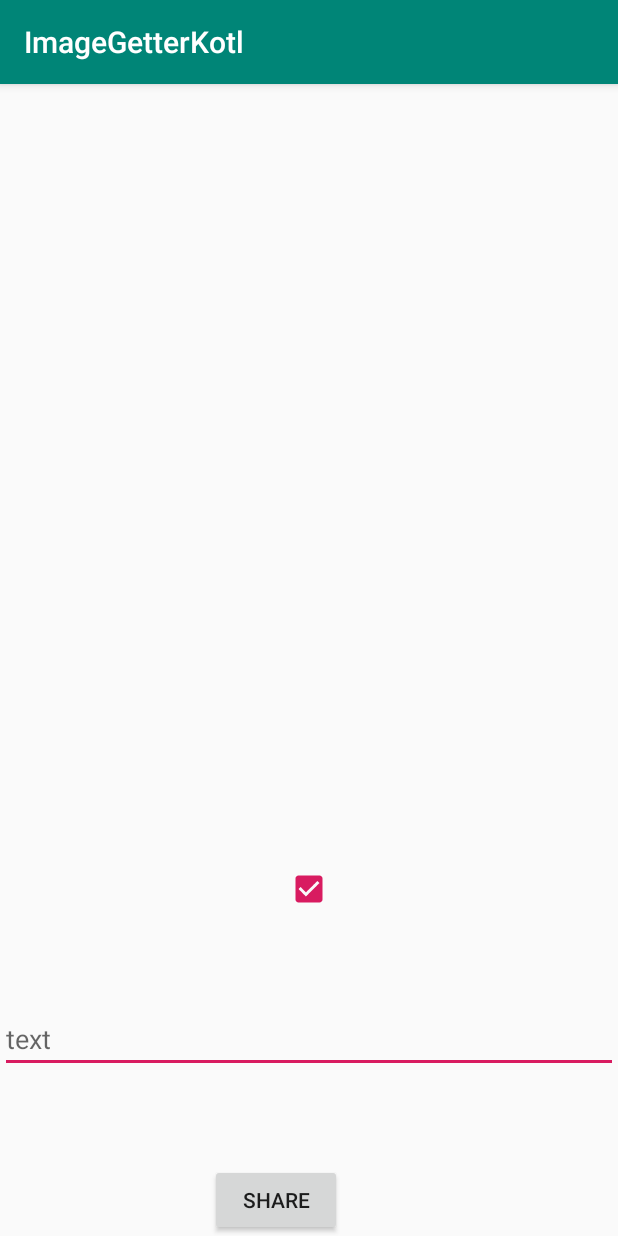
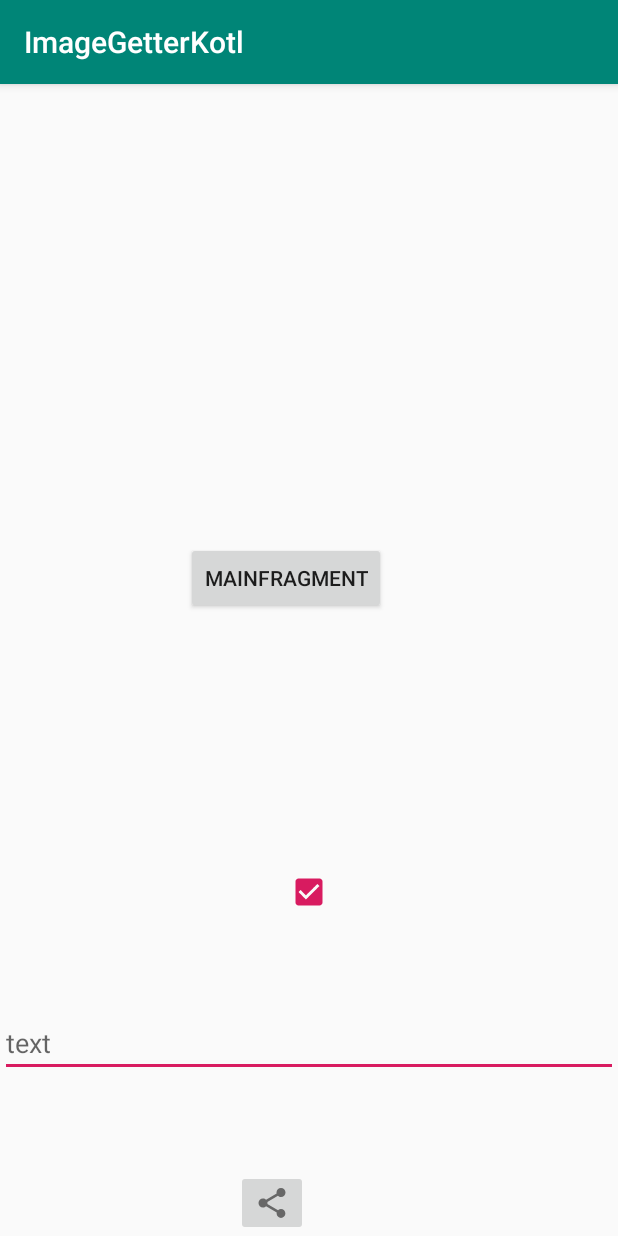
Before and after one commit to since85stas/ImageGetterKotl, an Android app: the screen it shows after launch (MainActivity), after a tap on an icon or button, on a phone screen of 412 x 824 dp. Run offline under Robolectric (Android 15) with nearby library versions, the phone set to English and light mode, and no system bars; our stand-ins replace data binding; pictures from the network do not load; 1 statement that could not run was skipped; 1 other tap on this screen came first.

Commit message:
adding EditTextWatcher and ui polishing

```diff
--- a/app/src/main/java/stas/batura/imagegetterkotl/BindingAdapters.kt
+++ b/app/src/main/java/stas/batura/imagegetterkotl/BindingAdapters.kt
@@ -19,12 +19,10 @@ package stas.batura.imagegetterkotl
 
 import android.graphics.Bitmap
 import android.view.View
-import android.widget.Button
-import android.widget.EditText
-import android.widget.ImageView
-import android.widget.TextView
+import android.widget.*
 import androidx.core.net.toUri
 import androidx.databinding.BindingAdapter
+import stas.batura.imagegetterkotl.ui.main.EditTextWatcher
 import stas.batura.imagegetterkotl.ui.main.ImageApiStatus
 
 /**
@@ -94,7 +92,16 @@ fun bindSaysEditTextState(editText: EditText, status: Boolean) {
     }
 }
 
-@BindingAdapter("android:text")
-fun bindEditText(editText: EditText, string: String) {
+@BindingAdapter("shareButtonStatus")
+fun bindShareButonStatus(button: ImageButton,status: Boolean) {
+    if (status) {
+        button.visibility = View.VISIBLE
+    } else{
+        button.visibility = View.INVISIBLE
+    }
+}
 
+@BindingAdapter("addEditTextWather")
+fun bindEditText(editText: EditText, editTextWatcher: EditTextWatcher) {
+    editText.addTextChangedListener(editTextWatcher)
 }
--- /dev/null
+++ b/app/src/main/java/stas/batura/imagegetterkotl/ui/main/EditTextWatcher.kt
@@ -0,0 +1,21 @@
+package stas.batura.imagegetterkotl.ui.main
+
+import android.text.Editable
+import android.text.TextWatcher
+
+class EditTextWatcher : TextWatcher {
+
+    private var _string:String = ""
+    val string:String
+        get() = _string
+
+    override fun afterTextChanged(s: Editable?) {
+    }
+
+    override fun beforeTextChanged(s: CharSequence?, start: Int, count: Int, after: Int) {
+    }
+
+    override fun onTextChanged(s: CharSequence?, start: Int, before: Int, count: Int) {
+        _string = s.toString()
+    }
+}
--- a/app/src/main/java/stas/batura/imagegetterkotl/ui/main/MainFragment.kt
+++ b/app/src/main/java/stas/batura/imagegetterkotl/ui/main/MainFragment.kt
@@ -15,6 +15,7 @@ import stas.batura.imagegetterkotl.data.net.RetrofitClient
 import stas.batura.imagegetterkotl.databinding.MainFragmentBinding
 import android.net.Uri
 import android.os.Environment
+import android.util.Log
 import androidx.core.app.ActivityCompat
 import androidx.core.content.ContextCompat
 import androidx.core.content.FileProvider
@@ -54,6 +55,14 @@ class MainFragment : Fragment() {
         viewModel.shareButtonCliked.observe(this, Observer {
             if (it) {
                 checkPermissions()
+            }
+        })
+
+        viewModel.isShareButtonEnable.observe(this, Observer {
+            if (it) {
+                Log.d("eee","Enbl")
+            } else{
+                Log.d("eee","dis")
             }
         })
 
--- a/app/src/main/java/stas/batura/imagegetterkotl/ui/main/MainViewModel.kt
+++ b/app/src/main/java/stas/batura/imagegetterkotl/ui/main/MainViewModel.kt
@@ -10,10 +10,6 @@ import android.util.Log
 import androidx.core.content.FileProvider
 import androidx.core.net.toFile
 import androidx.databinding.ObservableField
-import androidx.lifecycle.AndroidViewModel
-import androidx.lifecycle.LiveData
-import androidx.lifecycle.MutableLiveData
-import androidx.lifecycle.ViewModel
 import kotlinx.android.synthetic.main.main_fragment.*
 import kotlinx.coroutines.CoroutineScope
 import kotlinx.coroutines.Dispatchers
@@ -27,47 +23,60 @@ import java.lang.Exception
 import android.text.Editable
 import androidx.annotation.NonNull
 import android.icu.lang.UCharacter.GraphemeClusterBreak.T
-
+import androidx.lifecycle.*
 
 
 enum class ImageApiStatus { LOADING, ERROR, DONE }
 
 class MainViewModel(app: Application) : AndroidViewModel(app) {
 
-    private val _app:Application = app
+    private val _app: Application = app
 
-    private val _imageStatus :MutableLiveData<ImageApiStatus> = MutableLiveData()
+    private val _imageStatus: MutableLiveData<ImageApiStatus> = MutableLiveData()
     val imageStatus: LiveData<ImageApiStatus>
         get() = _imageStatus
 
-    private val _imageBit : MutableLiveData<Bitmap> = MutableLiveData()
-    val imagetBit : LiveData<Bitmap>
+    private val _imageBit: MutableLiveData<Bitmap> = MutableLiveData()
+    val imagetBit: LiveData<Bitmap>
         get() = _imageBit
 
-    private val _buttonCliked:MutableLiveData<Boolean> = MutableLiveData()
+    private val _buttonCliked: MutableLiveData<Boolean> = MutableLiveData()
     val buttonClicked: LiveData<Boolean>
         get() = _buttonCliked
 
-    private val _shareButtonCliked:MutableLiveData<Boolean> = MutableLiveData()
+    private val _shareButtonCliked: MutableLiveData<Boolean> = MutableLiveData()
     val shareButtonCliked: LiveData<Boolean>
         get() = _shareButtonCliked
 
-    private val _saysCheckBoxEnable:MutableLiveData<Boolean> = MutableLiveData()
+    private val _saysCheckBoxEnable: MutableLiveData<Boolean> = MutableLiveData()
     val saysCheckBoxEnable: LiveData<Boolean>
         get() = _saysCheckBoxEnable
 
-    private val _saysEditText: MutableLiveData<String> = MutableLiveData()
-    val saysEditText:LiveData<String>
-        get() = _saysEditText
-
-    var observableField: ObservableField<String> = ObservableField()
+    private val _isShareButtonEnable: MutableLiveData<Boolean> = MutableLiveData()
+    val isShareButtonEnable: LiveData<Boolean>
+        get() {
+            _isShareButtonEnable.value = _imageBit.value != null
+            return _isShareButtonEnable
+        }
+//    private val _saysEditText: MutableLiveData<String> = MutableLiveData()
+//    val saysEditText:LiveData<String>
+//        get() = _saysEditText
+//    object obs : Observer<Bitmap> {
+//    override fun onChanged(t: Bitmap?) {
+//        this@MainViewModel.
+//        Log.d("viewm", "df: ")
+//    }
+//    val observer: Observer<Bitmap> = object : Observer<Bitmap> ()
 
 
+
+    val editTextWatcher: EditTextWatcher = EditTextWatcher()
 
     init {
         _buttonCliked.value = false
         _shareButtonCliked.value = false
         _saysCheckBoxEnable.value = false
+//        _imageBit.observeForever(obs)
     }
 
 
@@ -90,11 +99,12 @@ class MainViewModel(app: Application) : AndroidViewModel(app) {
                 _imageBit.value = BitmapFactory.decodeByteArray(bytes, 0, bytes.size)
                 _imageStatus.value = ImageApiStatus.DONE
 
-            } catch (e:Exception) {
-                Log.d("eee",e.toString())
+            } catch (e: Exception) {
+                Log.d("eee", e.toString())
                 _imageStatus.value = ImageApiStatus.ERROR
             } finally {
-                Log.d("eee","finally")
+                Log.d("eee", "finally")
+                _buttonCliked.value = false
             }
         }
     }
@@ -111,11 +121,12 @@ class MainViewModel(app: Application) : AndroidViewModel(app) {
                 _imageBit.value = BitmapFactory.decodeByteArray(bytes, 0, bytes.size)
                 _imageStatus.value = ImageApiStatus.DONE
 
-            } catch (e:Exception) {
-                Log.d("eee",e.toString())
+            } catch (e: Exception) {
+                Log.d("eee", e.toString())
                 _imageStatus.value = ImageApiStatus.ERROR
             } finally {
-                Log.d("eee","finally")
+                Log.d("eee", "finally")
+                _buttonCliked.value = false
             }
         }
     }
@@ -123,11 +134,15 @@ class MainViewModel(app: Application) : AndroidViewModel(app) {
     /*
     вызывается при нажатии на кнопку загрузки
      */
-   fun onLoadImageClicked() {
-        if ( !_buttonCliked.value!! ) {
+    fun onLoadImageClicked() {
+        if (!_buttonCliked.value!!) {
             _buttonCliked.value = true
 //            getNewImageFromInternet("")
-            getNewImageFromInetCorutines()
+            if (_saysCheckBoxEnable.value!! && editTextWatcher.string.length > 0) {
+                getNewImageSayingFromInetCorutines(editTextWatcher.string)
+            } else {
+                getNewImageFromInetCorutines()
+            }
         }
     }
 
@@ -144,18 +159,17 @@ class MainViewModel(app: Application) : AndroidViewModel(app) {
         _saysCheckBoxEnable.value = !_saysCheckBoxEnable.value!!
     }
 
-    fun changeEditTextValue(string: String) {
-        _saysEditText.value = string
-    }
-
-
     fun getLocalBitmapUri(): Uri? {
         val uri = saveImageOnStorage()
         return uri
     }
 
+    fun checkSahreButtonStatus() {
+
+    }
+
     // Store image to default external storage directory
-    private fun saveImageOnStorage() : Uri? {
+    private fun saveImageOnStorage(): Uri? {
         // Store image to default external storage directory
         var bmpUri: Uri? = null
         try {
@@ -169,13 +183,15 @@ class MainViewModel(app: Application) : AndroidViewModel(app) {
             _imageBit.value!!.compress(Bitmap.CompressFormat.PNG, 90, out)
             out.flush()
             out.close()
-            bmpUri = FileProvider.getUriForFile(_app.applicationContext,
-                _app.applicationContext.packageName +".fileprovider",
-                file)
+            bmpUri = FileProvider.getUriForFile(
+                _app.applicationContext,
+                _app.applicationContext.packageName + ".fileprovider",
+                file
+            )
         } catch (e: IOException) {
             e.printStackTrace()
         } finally {
-            _shareButtonCliked.value  = false
+            _shareButtonCliked.value = false
         }
         return bmpUri
     }
@@ -183,12 +199,12 @@ class MainViewModel(app: Application) : AndroidViewModel(app) {
     /*
     удалить файл по следующему пути
      */
-    private fun deleteImageOnStorage(uri: Uri) :Boolean {
-        val  file = uri.toFile()
+    private fun deleteImageOnStorage(uri: Uri): Boolean {
+        val file = uri.toFile()
         try {
 
             if (file.delete()) return true else return false
-        } catch (exception:Exception) {
+        } catch (exception: Exception) {
             print("wrong file")
         }
 
--- /dev/null
+++ b/app/src/main/res/drawable/ic_share_black_24dp.xml
@@ -0,0 +1,5 @@
+<vector android:height="24dp" android:tint="#676767"
+    android:viewportHeight="24.0" android:viewportWidth="24.0"
+    android:width="24dp" xmlns:android="http://schemas.android.com/apk/res/android">
+    <path android:fillColor="#FF000000" android:pathData="M18,16.08c-0.76,0 -1.44,0.3 -1.96,0.77L8.91,12.7c0.05,-0.23 0.09,-0.46 0.09,-0.7s-0.04,-0.47 -0.09,-0.7l7.05,-4.11c0.54,0.5 1.25,0.81 2.04,0.81 1.66,0 3,-1.34 3,-3s-1.34,-3 -3,-3 -3,1.34 -3,3c0,0.24 0.04,0.47 0.09,0.7L8.04,9.81C7.5,9.31 6.79,9 6,9c-1.66,0 -3,1.34 -3,3s1.34,3 3,3c0.79,0 1.5,-0.31 2.04,-0.81l7.12,4.16c-0.05,0.21 -0.08,0.43 -0.08,0.65 0,1.61 1.31,2.92 2.92,2.92 1.61,0 2.92,-1.31 2.92,-2.92s-1.31,-2.92 -2.92,-2.92z"/>
+</vector>
--- a/app/src/main/res/layout/main_fragment.xml
+++ b/app/src/main/res/layout/main_fragment.xml
@@ -75,13 +75,16 @@
             tools:layout_editor_absoluteX="140dp"
             saysTextBoxState="@{mainFragmentModel.saysCheckBoxEnable}"
             android:visibility="invisible"
+            addEditTextWather="@{mainFragmentModel.editTextWatcher}"
             />
 
-        <Button
+        <ImageButton
+            android:src="@drawable/ic_share_black_24dp"
             android:id="@+id/share_button"
             android:layout_width="wrap_content"
             android:layout_height="wrap_content"
             android:onClick="@{() -> mainFragmentModel.onShareImageClicked()}"
+            shareButtonStatus="@{mainFragmentModel.isShareButtonEnable()}"
             android:text="share"
             app:layout_constraintBottom_toBottomOf="parent"
             app:layout_constraintEnd_toEndOf="parent"
```
